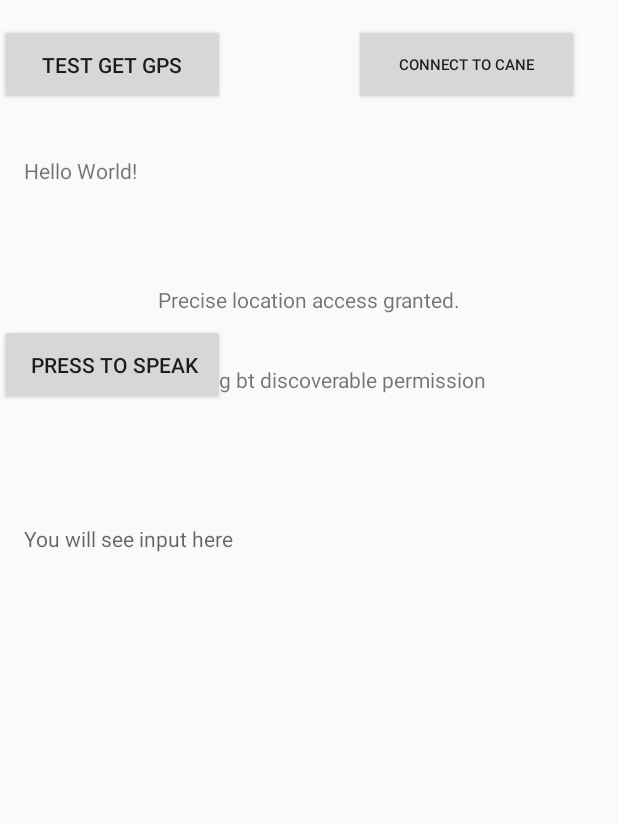
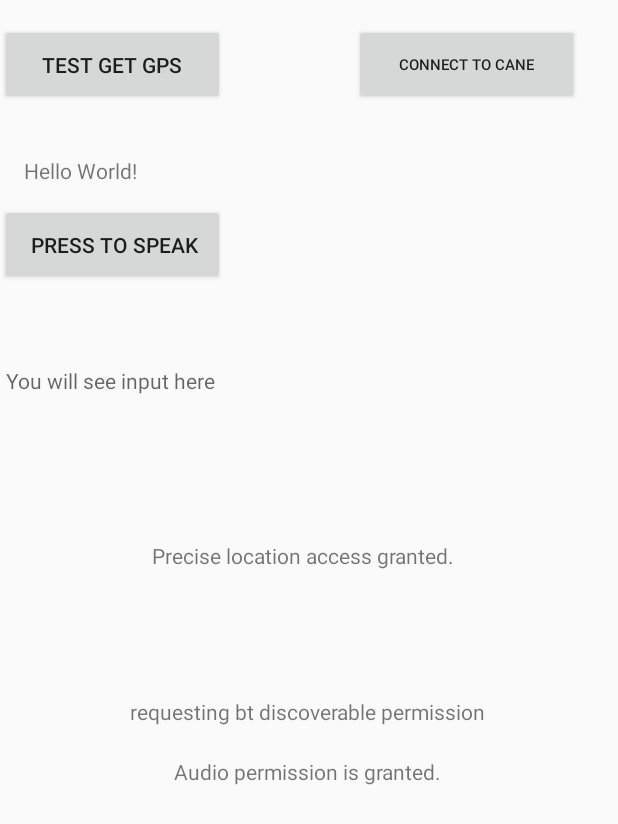
Before and after one commit to woaiwyhty/SmartCane, an Android app: the screen it shows after launch (MainActivity), on a phone screen of 412 x 824 dp. Shown: the top 824 px of the screen. Run offline under Robolectric (Android 15) with nearby library versions, the phone set to English and light mode, and no system bars.

Commit message:
voice input service wrap in a class

```diff
--- a/app/src/main/java/com/fydp/smartcane/MainActivity.java
+++ b/app/src/main/java/com/fydp/smartcane/MainActivity.java
@@ -1,37 +1,26 @@
 package com.fydp.smartcane;
-
-import android.Manifest;
-import android.annotation.SuppressLint;
-import android.content.Context;
-import android.content.pm.PackageManager;
-import android.content.Intent;
-import android.location.Location;
-import android.os.Bundle;
-import android.speech.RecognitionListener;
-import android.speech.RecognizerIntent;
-import android.speech.SpeechRecognizer;
 
 import com.google.android.material.floatingactionbutton.FloatingActionButton;
 import com.google.android.material.snackbar.Snackbar;
+
+import android.Manifest;
+
+import android.annotation.SuppressLint;
+import android.content.pm.PackageManager;
+import android.location.Location;
+import android.os.Bundle;
+import android.view.MotionEvent;
+import android.view.View;
+import android.view.Menu;
+import android.view.MenuItem;
+import android.widget.Button;
+import android.widget.TextView;
 
 import androidx.activity.result.ActivityResultLauncher;
 import androidx.activity.result.contract.ActivityResultContracts;
 import androidx.appcompat.app.AppCompatActivity;
 import androidx.appcompat.widget.Toolbar;
 import androidx.core.content.ContextCompat;
-
-import android.util.Log;
-import android.view.MotionEvent;
-import android.view.View;
-import android.view.Menu;
-import android.view.MenuItem;
-import android.widget.Button;
-import android.widget.TextView;
-import android.widget.EditText;
-import android.widget.ImageView;
-
-import java.util.ArrayList;
-import java.util.Locale;
 
 
 public class MainActivity extends AppCompatActivity {
@@ -62,6 +51,7 @@ public class MainActivity extends AppCompatActivity {
                 bt_service.connectToPi(PI_NAME);
             }
         });
+        this.voiceInputService = new VoiceInputService(this.voiceInputResult, MainActivity.this);
     }
 
     @Override
@@ -115,12 +105,14 @@ public class MainActivity extends AppCompatActivity {
             ActivityResultLauncher<String> audioPermissionLauncher =
                 registerForActivityResult(new ActivityResultContracts.RequestPermission(), isGranted -> {
                     if (isGranted) {
-                        this.setNotification("audio access granted.");
+                        this.voiceInputStatus.setText("Audio permission has been granted now.");
                     } else {
-                        this.setNotification("No audio access granted.");
+                        this.voiceInputStatus.setText("Audio permission is not granted.");
                     }
             });
             audioPermissionLauncher.launch(Manifest.permission.RECORD_AUDIO);
+        } else {
+            this.voiceInputStatus.setText("Audio permission is granted.");
         }
     }
 
@@ -147,78 +139,25 @@ public class MainActivity extends AppCompatActivity {
                 setLocation(location);
             }
         });
+        // bluetooth
+        this.bluetooth_conn_status = findViewById(R.id.bluetooth_conn_status);
+        this.bt_conn_button = findViewById(R.id.bt_conn_button);
 
         // voice input
-        voiceInputResult = findViewById(R.id.button_voice_input_result);
-        voiceInputButton = findViewById(R.id.button_voice_input);
-        speechRecognizer = SpeechRecognizer.createSpeechRecognizer(this);
-        final Intent speechRecognizerIntent = new Intent(RecognizerIntent.ACTION_RECOGNIZE_SPEECH);
-        speechRecognizerIntent.putExtra(RecognizerIntent.EXTRA_LANGUAGE_MODEL,RecognizerIntent.LANGUAGE_MODEL_FREE_FORM);
-        speechRecognizerIntent.putExtra(RecognizerIntent.EXTRA_LANGUAGE,
-                Locale.getDefault());
-        speechRecognizer.setRecognitionListener(new RecognitionListener() {
-            @Override
-            public void onReadyForSpeech(Bundle bundle) {
-
-            }
-
-            @Override
-            public void onBeginningOfSpeech() {
-
-            }
-
-            @Override
-            public void onRmsChanged(float v) {
-
-            }
-
-            @Override
-            public void onBufferReceived(byte[] bytes) {
-
-            }
-
-            @Override
-            public void onEndOfSpeech() {
-
-            }
-
-            @Override
-            public void onError(int i) {
-
-            }
-
-            @Override
-            public void onResults(Bundle bundle) {
-                //getting all the matches
-                ArrayList<String> matches = bundle.getStringArrayList(SpeechRecognizer.RESULTS_RECOGNITION);
-                Log.d("myTag", String.valueOf(matches));
-                //displaying the first match
-                if (matches != null)
-
-                    voiceInputResult.setText(matches.get(0));
-            }
-
-            @Override
-            public void onPartialResults(Bundle bundle) {
-
-            }
-
-            @Override
-            public void onEvent(int i, Bundle bundle) {
-
-            }
-        });
+        this.voiceInputResult = findViewById(R.id.button_voice_input_result);
+        this.voiceInputButton = findViewById(R.id.button_voice_input);
+        this.voiceInputStatus = findViewById(R.id.audio_status);
         this.voiceInputButton.setOnTouchListener(new View.OnTouchListener() {
             @Override
             public boolean onTouch(View v, MotionEvent event) {
                 switch (event.getAction()) {
                     case MotionEvent.ACTION_UP:
-                        speechRecognizer.stopListening();
                         voiceInputResult.setHint("You will see input here");
+                        voiceInputService.stopListening();
                         break;
 
                     case MotionEvent.ACTION_DOWN:
-                        speechRecognizer.startListening(speechRecognizerIntent);
+                        voiceInputService.startListening(v.getContext());
                         voiceInputResult.setText("");
                         voiceInputResult.setHint("Listening...");
                         break;
@@ -226,8 +165,6 @@ public class MainActivity extends AppCompatActivity {
                 return false;
             }
         });
-        this.bluetooth_conn_status = findViewById(R.id.bluetooth_conn_status);
-        this.bt_conn_button = findViewById(R.id.bt_conn_button);
     }
 
 
@@ -241,11 +178,14 @@ public class MainActivity extends AppCompatActivity {
         tv_location.setText(s);
     }
 
+    // gps
     private TextView tv_notification;
     private TextView tv_location;
     private Button button_test_gps;
-    public static final Integer RecordAudioRequestCode = 1;
-    private SpeechRecognizer speechRecognizer;
+
+    // voice input
+    private VoiceInputService voiceInputService;
+    private TextView voiceInputStatus;
     private TextView voiceInputResult;
     private Button voiceInputButton;
 
--- /dev/null
+++ b/app/src/main/java/com/fydp/smartcane/VoiceInputService.java
@@ -0,0 +1,123 @@
+package com.fydp.smartcane;
+
+import android.Manifest;
+import android.annotation.SuppressLint;
+import android.app.Activity;
+import android.app.Service;
+import android.content.Context;
+import android.content.Intent;
+import android.content.pm.PackageManager;
+import android.os.Bundle;
+import android.os.IBinder;
+import android.speech.RecognitionListener;
+import android.speech.RecognizerIntent;
+import android.speech.SpeechRecognizer;
+import android.util.Log;
+import android.media.AudioManager;
+import android.media.AudioManager;
+
+import android.view.View;
+import android.widget.Button;
+import android.widget.TextView;
+
+import androidx.annotation.Nullable;
+import androidx.core.app.ActivityCompat;
+import androidx.core.content.ContextCompat;
+
+import java.util.ArrayList;
+import java.util.Locale;
+
+public class VoiceInputService {
+    private SpeechRecognizer speechRecognizer;
+    private Intent speechRecognizerIntent;
+    private TextView voiceInputResult;
+
+    private final String TAG = "VoiceInputService";
+
+    public VoiceInputService(TextView voiceInputResult, Context context) {
+        this.voiceInputResult = voiceInputResult;
+        // set up speech recognizer
+        resetSpeechRecognizer(context);
+        setRecogniserIntent();
+    }
+
+    public void startListening(Context context) {
+        Log.d(TAG, "start listening");
+        this.speechRecognizer.startListening(speechRecognizerIntent);
+    }
+
+    public void stopListening() {
+        Log.d(TAG, "stop listening");
+        this.speechRecognizer.stopListening();
+    }
+
+    private void resetSpeechRecognizer(Context context) {
+        if (speechRecognizer != null) {
+            speechRecognizer.cancel();
+        }
+        speechRecognizer = SpeechRecognizer.createSpeechRecognizer(context);
+
+        if (SpeechRecognizer.isRecognitionAvailable(context)) {
+            speechRecognizer.setRecognitionListener(new RecognitionListener() {
+                @Override
+                public void onReadyForSpeech(Bundle bundle) {
+
+                }
+
+                @Override
+                public void onBeginningOfSpeech() {
+
+                }
+
+                @Override
+                public void onRmsChanged(float v) {
+
+                }
+
+                @Override
+                public void onBufferReceived(byte[] bytes) {
+
+                }
+
+                @Override
+                public void onEndOfSpeech() {
+
+                }
+
+                @Override
+                public void onError(int i) {
+
+                }
+
+                @Override
+                public void onResults(Bundle bundle) {
+                    //getting all the matches
+                    ArrayList<String> matches = bundle.getStringArrayList(SpeechRecognizer.RESULTS_RECOGNITION);
+                    Log.d(TAG, String.valueOf(matches));
+                    //displaying the first match
+                    if (matches != null){
+                        voiceInputResult.setText(matches.get(0));
+                    } else {
+                        voiceInputResult.setText("Result Not Available");
+                    }
+                }
+
+                @Override
+                public void onPartialResults(Bundle bundle) {
+
+                }
+
+                @Override
+                public void onEvent(int i, Bundle bundle) {
+
+                }
+            });
+        }
+    }
+    private void setRecogniserIntent() {
+        this.speechRecognizerIntent = new Intent(RecognizerIntent.ACTION_RECOGNIZE_SPEECH);
+        this.speechRecognizerIntent.putExtra(RecognizerIntent.EXTRA_LANGUAGE_MODEL,RecognizerIntent.LANGUAGE_MODEL_FREE_FORM);
+        this.speechRecognizerIntent.putExtra(RecognizerIntent.EXTRA_LANGUAGE, Locale.getDefault());
+    }
+
+}
--- a/app/src/main/res/layout/content_main.xml
+++ b/app/src/main/res/layout/content_main.xml
@@ -15,7 +15,8 @@
         android:layout_marginTop="16dp"
         android:text="Test Get GPS"
         app:layout_constraintTop_toTopOf="parent"
-        tools:layout_editor_absoluteX="4dp" />
+        tools:layout_editor_absoluteX="4dp"
+        tools:ignore="MissingConstraints" />
 
     <TextView
         android:id="@+id/tv_location"
@@ -33,12 +34,12 @@
         android:id="@+id/button_voice_input"
         android:layout_width="150dp"
         android:layout_height="54dp"
-        android:layout_marginTop="216dp"
+        android:layout_marginTop="136dp"
         android:paddingEnd="10dp"
         android:text="@string/press_to_speak"
         app:layout_constraintTop_toTopOf="parent"
         tools:ignore="MissingConstraints,RtlSymmetry"
-        tools:layout_editor_absoluteX="16dp" />
+        tools:layout_editor_absoluteX="4dp" />
 
     <TextView
         android:id="@+id/button_voice_input_result"
@@ -46,34 +47,11 @@
         android:layout_height="wrap_content"
         android:hint="@string/you_will_see_input_here"
         app:layout_constraintBottom_toBottomOf="parent"
-        app:layout_constraintHorizontal_bias="0.059"
+        app:layout_constraintHorizontal_bias="0.014"
         app:layout_constraintLeft_toLeftOf="parent"
         app:layout_constraintRight_toRightOf="parent"
         app:layout_constraintTop_toTopOf="parent"
-        app:layout_constraintVertical_bias="0.434" />
-
-    <TextView
-        android:id="@+id/tv_notification"
-        android:layout_width="wrap_content"
-        android:layout_height="wrap_content"
-        android:text="Hello World!"
-        app:layout_constraintBottom_toBottomOf="parent"
-        app:layout_constraintLeft_toLeftOf="parent"
-        app:layout_constraintRight_toRightOf="parent"
-        app:layout_constraintTop_toTopOf="parent"
-        app:layout_constraintVertical_bias="0.236" />
-
-    <TextView
-        android:id="@+id/bluetooth_conn_status"
-        android:layout_width="wrap_content"
-        android:layout_height="wrap_content"
-        android:layout_marginBottom="300dp"
-        android:text="TextView"
-        app:layout_constraintBottom_toBottomOf="parent"
-        app:layout_constraintLeft_toLeftOf="parent"
-        app:layout_constraintRight_toRightOf="parent"
-        app:layout_constraintTop_toTopOf="parent"
-        app:layout_constraintVertical_bias="0.482" />
+        app:layout_constraintVertical_bias="0.303" />
 
     <Button
         android:id="@+id/bt_conn_button"
@@ -89,4 +67,42 @@
         app:layout_constraintStart_toStartOf="parent"
         app:layout_constraintTop_toTopOf="parent" />
 
+    <TextView
+        android:id="@+id/tv_notification"
+        android:layout_width="wrap_content"
+        android:layout_height="wrap_content"
+        android:text="@string/gps_status"
+        app:layout_constraintBottom_toBottomOf="parent"
+        app:layout_constraintHorizontal_bias="0.483"
+        app:layout_constraintLeft_toLeftOf="parent"
+        app:layout_constraintRight_toRightOf="parent"
+        app:layout_constraintTop_toTopOf="parent"
+        app:layout_constraintVertical_bias="0.448" />
+
+    <TextView
+        android:id="@+id/bluetooth_conn_status"
+        android:layout_width="wrap_content"
+        android:layout_height="wrap_content"
+        android:layout_marginBottom="300dp"
+        android:text="@string/bluetooth_connection_status"
+        app:layout_constraintBottom_toBottomOf="parent"
+        app:layout_constraintHorizontal_bias="0.497"
+        app:layout_constraintLeft_toLeftOf="parent"
+        app:layout_constraintRight_toRightOf="parent"
+        app:layout_constraintTop_toTopOf="parent"
+        app:layout_constraintVertical_bias="0.921" />
+
+    <TextView
+        android:id="@+id/audio_status"
+        android:layout_width="wrap_content"
+        android:layout_height="wrap_content"
+        android:layout_marginBottom="300dp"
+        android:text="@string/audio_status"
+        app:layout_constraintBottom_toBottomOf="parent"
+        app:layout_constraintHorizontal_bias="0.498"
+        app:layout_constraintLeft_toLeftOf="parent"
+        app:layout_constraintRight_toRightOf="parent"
+        app:layout_constraintTop_toTopOf="parent"
+        app:layout_constraintVertical_bias="1.0" />
+
 </androidx.constraintlayout.widget.ConstraintLayout>
--- a/app/src/main/res/values/strings.xml
+++ b/app/src/main/res/values/strings.xml
@@ -3,4 +3,7 @@
     <string name="action_settings">Settings</string>
     <string name="you_will_see_input_here">You will see input here</string>
     <string name="press_to_speak">Press to Speak</string>
+    <string name="audio_status">Audio Status</string>
+    <string name="bluetooth_connection_status">Bluetooth Connection Status</string>
+    <string name="gps_status">GPS Status</string>
 </resources>
```
Also changed, not shown: app/src/main/AndroidManifest.xml (+2 -6 lines).
